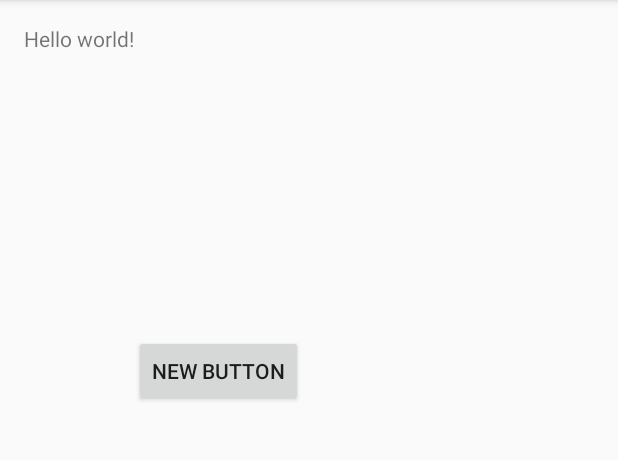
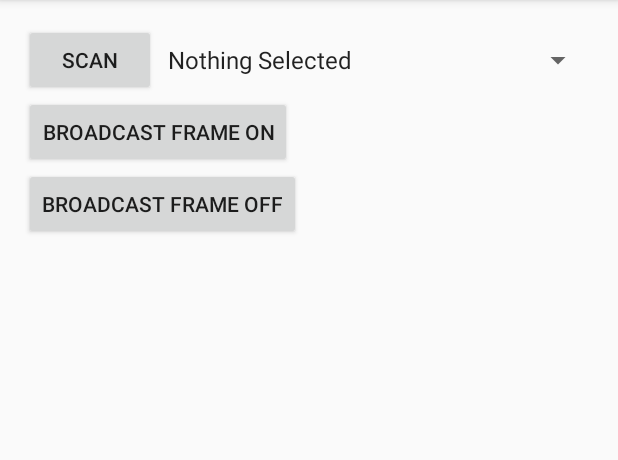
Before and after one commit to Integreight/1Sheeld-Android-SDK, an Android app: the screen it shows after launch (MainActivity), on a phone screen of 412 x 824 dp, the part 84-544 px from its top. Run offline under Robolectric (Android 15) with nearby library versions, the phone set to English and light mode, and no system bars.

Commit message:
Edits to the sample application

```diff
--- a/myapplication/src/main/java/com/integreight/onesheeld/myapplication/MainActivity.java
+++ b/myapplication/src/main/java/com/integreight/onesheeld/myapplication/MainActivity.java
@@ -6,70 +6,124 @@ import android.util.Log;
 import android.view.Menu;
 import android.view.MenuItem;
 import android.view.View;
+import android.widget.AdapterView;
+import android.widget.ArrayAdapter;
 import android.widget.Button;
+import android.widget.Spinner;
 import android.widget.TextView;
 
 import com.integreight.onesheeld.sdk.OneSheeldConnectionCallback;
+import com.integreight.onesheeld.sdk.OneSheeldDataCallback;
 import com.integreight.onesheeld.sdk.OneSheeldDevice;
 import com.integreight.onesheeld.sdk.OneSheeldError;
 import com.integreight.onesheeld.sdk.OneSheeldErrorCallback;
 import com.integreight.onesheeld.sdk.OneSheeldScanningCallback;
 import com.integreight.onesheeld.sdk.OneSheeldSdk;
+import com.integreight.onesheeld.sdk.ShieldFrame;
 
+import java.util.ArrayList;
 import java.util.List;
 
 
 public class MainActivity extends ActionBarActivity {
-    TextView textView;
     Button button;
-
+    Spinner spinner;
+    private ArrayList<String> devices;
+    private ArrayList<OneSheeldDevice> oneSheeldDevices;
     public void onClick(View v) {
         OneSheeldSdk.getManager().setScanningTimeOut(20);
+        OneSheeldSdk.getManager().cancelScanning();
+        devices.clear();
+        oneSheeldDevices.clear();
+        devices.add("Nothing Selected");
         OneSheeldSdk.getManager().scan();
     }
 
+    public void onClickBroadcastOn(View v){
+        ShieldFrame sf=new ShieldFrame((byte)0x03,(byte)0x01);
+        sf.addArgument(true);
+        OneSheeldSdk.getManager().broadcastShieldFrame(sf);
+    }
+
+    public void onClickBroadcastOff(View v){
+        ShieldFrame sf=new ShieldFrame((byte)0x03,(byte)0x01);
+        sf.addArgument(false);
+        OneSheeldSdk.getManager().broadcastShieldFrame(sf);
+    }
     @Override
     protected void onCreate(Bundle savedInstanceState) {
         super.onCreate(savedInstanceState);
         setContentView(R.layout.activity_main);
-        textView = (TextView) findViewById(R.id.hello_world);
+        spinner= (Spinner) findViewById(R.id.spinner);
         button = (Button) findViewById(R.id.button);
+        devices=new ArrayList<>();
+        oneSheeldDevices=new ArrayList<>();
+        devices.add("Nothing Selected");
+        final ArrayAdapter<String> devicesArrayAdapter=new ArrayAdapter<String>(this,android.R.layout.simple_spinner_item,devices);
+        spinner.setAdapter(devicesArrayAdapter);
+        spinner.setOnItemSelectedListener(new Spinner.OnItemSelectedListener() {
+            @Override
+            public void onItemSelected(AdapterView<?> parent, View view, int position, long id) {
+                if (position == 0) return;
+                Log.d("MainActivity", devices.get(position));
+                OneSheeldSdk.getManager().cancelScanning();
+                oneSheeldDevices.get(position - 1).connect();
+                oneSheeldDevices.get(position - 1).addDataCallback(new OneSheeldDataCallback() {
+                    @Override
+                    public void onShieldFrameReceive(ShieldFrame frame) {
+                        Log.d("MainActivity","Frame:"+frame.getArgumentAsString(0));
+                    }
+                });
+            }
+
+            @Override
+            public void onNothingSelected(AdapterView<?> parent) {
+
+            }
+        });
         OneSheeldSdk.init(this);
         OneSheeldSdk.getManager().setRetryCount(4);
-//        OneSheeldSdk.getManager().disableDefaultConnectingRetries();
+        OneSheeldSdk.setDebugging(true);
+        OneSheeldSdk.getManager().setAutomaticConnectingRetries(true);
 
         OneSheeldSdk.getManager().addCallbacks(new OneSheeldScanningCallback() {
             @Override
-            public void onStartScan() {
-                Log.d("MainActivity", "Scanning Started");
+            public void onScanStart() {
+//                Log.d("MainActivity", "Scanning Started");
+
             }
 
             @Override
             public void onDeviceFind(OneSheeldDevice device) {
-                Log.d("MainActivity", "Device Found: " + device.getName());
+//                Log.d("MainActivity", "Device Found: " + device.getName());
+                oneSheeldDevices.add(device);
+                devices.add(device.getName());
+                devicesArrayAdapter.notifyDataSetChanged();
             }
 
             @Override
-            public void onFinishScan(List<OneSheeldDevice> foundDevices) {
-                Log.d("MainActivity", "Finished Scanning: " + foundDevices.size() + " device(s) found");
-                for (OneSheeldDevice device : foundDevices) {
-                    OneSheeldSdk.getManager().connect(device);
-                }
+            public void onScanFinish(List<OneSheeldDevice> foundDevices) {
+//                Log.d("MainActivity", "Finished Scanning: " + foundDevices.size() + " device(s) found");
+//                for (OneSheeldDevice device : foundDevices) {
+//                    OneSheeldSdk.getManager().connect(device);
+////                    OneSheeldSdk.getKnownShields().co;
+//
+//                }
             }
         }, new OneSheeldConnectionCallback() {
             @Override
             public void onConnect(OneSheeldDevice device) {
-                Log.d("MainActivity", "Connected To: " + device.getName());
+//                Log.d("MainActivity", "Connected To: " + device.getName());
             }
 
             @Override
             public void onDisconnect(OneSheeldDevice device) {
-                Log.d("MainActivity", "Disconnected From: " + device.getName());
+//                Log.d("MainActivity", "Disconnected From: " + device.getName());
             }
 
             @Override
             public void onConnectionRetry(OneSheeldDevice device, int retryCount) {
-                Log.d("MainActivity", "Retried Connection To: " + device.getName()+", Retry #"+retryCount);
+//                Log.d("MainActivity", "Retried Connection To: " + device.getName()+", Retry #"+retryCount);
 //                OneSheeldSdk.getManager().cancelConnecting();
             }
         }, new OneSheeldErrorCallback() {
--- a/myapplication/src/main/res/layout/activity_main.xml
+++ b/myapplication/src/main/res/layout/activity_main.xml
@@ -5,18 +5,42 @@
     android:paddingTop="@dimen/activity_vertical_margin"
     android:paddingBottom="@dimen/activity_vertical_margin" tools:context=".MainActivity">
 
-    <TextView android:text="@string/hello_world" android:layout_width="wrap_content"
+    <Button
+        android:layout_width="wrap_content"
         android:layout_height="wrap_content"
-        android:id="@+id/hello_world" />
+        android:text="Scan"
+        android:id="@+id/button"
+        android:onClick="onClick"
+        android:layout_alignParentLeft="true"
+        android:layout_alignParentStart="true" />
+
+    <Spinner
+        android:layout_width="fill_parent"
+        android:layout_height="wrap_content"
+        android:id="@+id/spinner"
+        android:layout_alignParentTop="true"
+        android:layout_toRightOf="@+id/button"
+        android:layout_toEndOf="@+id/button"
+        android:layout_alignBottom="@+id/button" />
 
     <Button
         android:layout_width="wrap_content"
         android:layout_height="wrap_content"
-        android:text="New Button"
-        android:id="@+id/button"
-        android:layout_marginTop="188dp"
-        android:layout_below="@+id/hello_world"
-        android:layout_toRightOf="@+id/hello_world"
-        android:layout_toEndOf="@+id/hello_world" android:onClick="onClick" />
+        android:text="Broadcast frame on"
+        android:onClick="onClickBroadcastOn"
+        android:id="@+id/button2"
+        android:layout_below="@+id/button"
+        android:layout_alignParentLeft="true"
+        android:layout_alignParentStart="true" />
+
+    <Button
+        android:layout_width="wrap_content"
+        android:layout_height="wrap_content"
+        android:text="Broadcast frame off"
+        android:onClick="onClickBroadcastOff"
+        android:id="@+id/button3"
+        android:layout_below="@+id/button2"
+        android:layout_alignParentLeft="true"
+        android:layout_alignParentStart="true" />
 
 </RelativeLayout>
```
